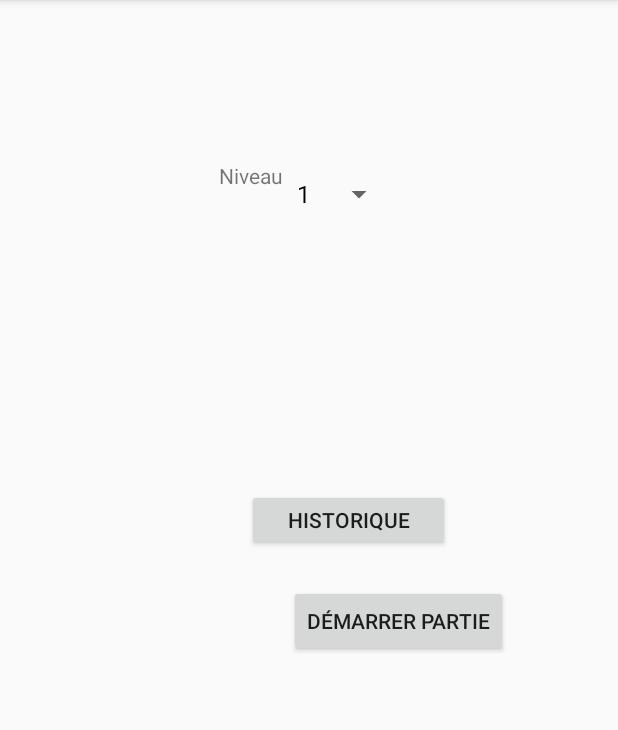
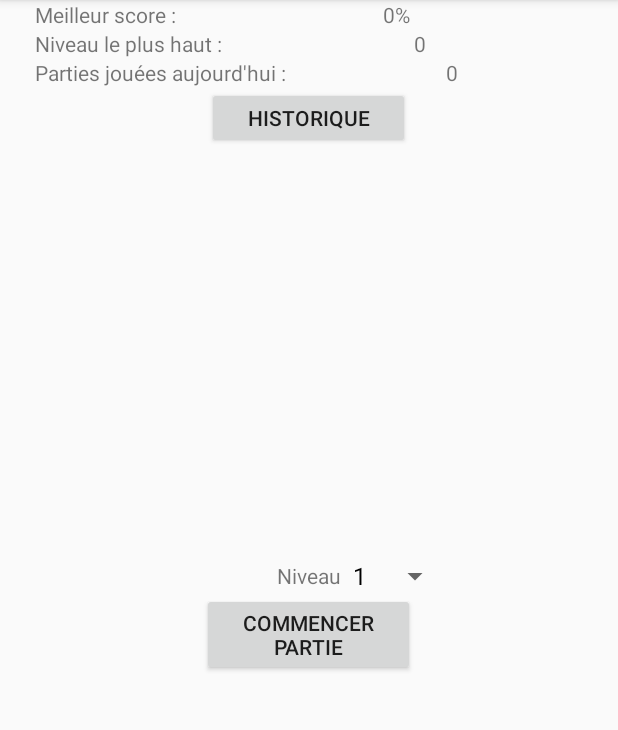
Before and after one commit to MatthieuAvrgs/BrainNBack, an Android app: the screen it shows after launch (MainActivity), on a phone screen of 412 x 824 dp, the part 84-814 px from its top. Run offline under Robolectric (Android 15) with nearby library versions, the phone set to English and light mode, and no system bars.

Commit message:
AJout de la partie qui vient d'être jouée dans la bdd, update organisation de l'écran d'accueil + add quelques statistiques du joueur sur ses parties

```diff
--- a/app/src/main/java/fr/utt/if26/brainn_back/GameActivity.java
+++ b/app/src/main/java/fr/utt/if26/brainn_back/GameActivity.java
@@ -37,6 +37,8 @@ import static java.lang.Thread.sleep;
 
 public class GameActivity extends AppCompatActivity {
     AlertDialog.Builder builder;
+
+    private PersistancePartie bdd = new PersistancePartie(this);
 
     View carre1;
     View carre2;
@@ -150,6 +152,8 @@ public class GameActivity extends AppCompatActivity {
                     }
                     //fin de la partie
                     partie.calculerScore();
+                    //save in bdd
+                    bdd.addPartie(partie);
                     //quand les carrés ont été affichés, on affiche la pop up de fin de partie
                     Message openDialog = mHandler.obtainMessage(3,
                            partie.getScorePoint(), 0);
@@ -166,8 +170,6 @@ public class GameActivity extends AppCompatActivity {
 
 //Map<String,Statistique> statistiques
     private void afficherDialogue(int score){
-
-
         List <Statistique> productList = this.partie.getStatistiquesPartie();
         LayoutInflater dialogInflater = LayoutInflater.from(this);
         final View allListsView = dialogInflater.inflate(R.layout.dialog_score, null);
--- a/app/src/main/java/fr/utt/if26/brainn_back/MainActivity.java
+++ b/app/src/main/java/fr/utt/if26/brainn_back/MainActivity.java
@@ -1,6 +1,7 @@
 package fr.utt.if26.brainn_back;
 
 import android.content.Intent;
+import android.graphics.drawable.Drawable;
 import android.support.v7.app.AppCompatActivity;
 import android.os.Bundle;
 import android.view.Menu;
@@ -9,20 +10,34 @@ import android.view.MenuItem;
 import android.view.View;
 import android.widget.ArrayAdapter;
 import android.widget.Button;
+import android.widget.ImageView;
 import android.widget.Spinner;
+import android.widget.TextView;
 import android.widget.Toast;
 
 
 public class MainActivity extends AppCompatActivity {
 /* test message */
+    private PersistancePartie bdd = new PersistancePartie(this);
+
     @Override
     protected void onCreate(Bundle savedInstanceState) {
         super.onCreate(savedInstanceState);
         setContentView(R.layout.activity_main);
 
+        TextView meilleurScore = (TextView) findViewById(R.id.meilleur_score);
+        TextView meilleurNiveau = (TextView) findViewById(R.id.meilleur_niveau);
+        TextView nbParties = (TextView) findViewById(R.id.nb_parties);
+
+        meilleurScore.setText(String.valueOf(bdd.getMeilleurScore())+"%");
+        meilleurNiveau.setText(String.valueOf(bdd.getMeilleurNiveau()));
+        nbParties.setText(String.valueOf(bdd.getNombrePartiesJouees()));
+
+
         //bouton qui permet de commencer le jeu
-        Button btn = (Button)findViewById(R.id.bouton_commencer_jeu);
-        btn.setOnClickListener(new View.OnClickListener() {
+        Button btn_commencer_jeu = (Button)findViewById(R.id.bouton_commencer_jeu);
+
+        btn_commencer_jeu.setOnClickListener(new View.OnClickListener() {
             @Override
             public void onClick(View v) {
                 startActivity(new Intent(MainActivity.this, GameActivity.class));
--- a/app/src/main/java/fr/utt/if26/brainn_back/PersistancePartie.java
+++ b/app/src/main/java/fr/utt/if26/brainn_back/PersistancePartie.java
@@ -51,7 +51,7 @@ PersistancePartie extends SQLiteOpenHelper {
     }
 
     public void initData() {
-        ContentValues values_test = new ContentValues();
+        /*ContentValues values_test = new ContentValues();
 
         //Date du jour
         final Calendar c = Calendar.getInstance();
@@ -71,22 +71,15 @@ PersistancePartie extends SQLiteOpenHelper {
         SQLiteDatabase db = getWritableDatabase();
 
         db.insert(TABLE_HISTORIQUE, null, values_test);
-        db.close();
+        db.close();*/
     }
 
     //ajout des parties dans la base de donnée
     public void addPartie(Partie p){
         ContentValues values = new ContentValues();
 
-        //Date du jour
-        final Calendar c = Calendar.getInstance();
-        int mYear = c.get(Calendar.YEAR);
-        int mMonth = c.get(Calendar.MONTH);
-        int mDay = c.get(Calendar.DAY_OF_MONTH);
-        String date = (""+mDay+"-"+mMonth+"-"+mYear);
-
         //remplissage du bundle
-        values.put(ATTRIBUT_DATE, date);
+        values.put(ATTRIBUT_DATE, getDateDuJour());
         values.put(ATTRIBUT_NIVEAU, p.getSettingPartie().getNiveau());
         values.put(ATTRIBUT_SON, String.valueOf(
                 p.getSettingPartie().isSon()));
@@ -107,5 +100,36 @@ PersistancePartie extends SQLiteOpenHelper {
         return cursor;
     }
 
+    public int getMeilleurScore(){
+        SQLiteDatabase db = getReadableDatabase();
+        Cursor cursor = db.rawQuery("SELECT MAX("+ATTRIBUT_SCORE+") FROM " + TABLE_HISTORIQUE,null);
+        cursor.moveToNext();
+        int result = cursor.getInt(0);
+        return result;
+    }
+    public int getMeilleurNiveau(){
+        SQLiteDatabase db = getReadableDatabase();
+        Cursor cursor = db.rawQuery("SELECT MAX("+ATTRIBUT_NIVEAU+") FROM " + TABLE_HISTORIQUE,null);
+        cursor.moveToNext();
+        int result = cursor.getInt(0);
+        return result;
+    }
+    public int getNombrePartiesJouees(){
+        SQLiteDatabase db = getReadableDatabase();
+        Cursor cursor = db.rawQuery("SELECT COUNT(*) FROM " + TABLE_HISTORIQUE + " WHERE "+ ATTRIBUT_DATE +"=='"+getDateDuJour()+"'",null);
+        cursor.moveToNext();
+        int result = cursor.getInt(0);
+        return result;
+    }
+
+    public String getDateDuJour (){
+        final Calendar c = Calendar.getInstance();
+        int mYear = c.get(Calendar.YEAR);
+        int mMonth = c.get(Calendar.MONTH);
+        int mDay = c.get(Calendar.DAY_OF_MONTH);
+        String date = (""+mDay+"-"+mMonth+"-"+mYear);
+        return date;
+    }
+
 
 }
--- a/app/src/main/res/layout/activity_bddscore_liste.xml
+++ b/app/src/main/res/layout/activity_bddscore_liste.xml
@@ -5,6 +5,62 @@
     android:layout_width="match_parent"
     android:layout_height="match_parent"
     tools:context=".BDDScoreListe">
+
+        <LinearLayout
+            android:layout_width="match_parent"
+            android:layout_height="match_parent"
+            android:layout_margin="3dp"
+            android:orientation="vertical">
+
+            <LinearLayout
+                android:layout_width="match_parent"
+                android:layout_height="wrap_content"
+                android:layout_margin="3dp"
+                android:orientation="horizontal">
+
+                <TextView
+                    android:id="@+id/date"
+                    android:layout_width="wrap_content"
+                    android:layout_height="wrap_content"
+                    android:layout_weight="1"
+                    android:padding="10dp"
+                    android:text="Date" />
+
+
+                <TextView
+                    android:id="@+id/niveau"
+                    android:layout_width="wrap_content"
+                    android:layout_height="wrap_content"
+                    android:layout_weight="1"
+                    android:padding="10dp"
+                    android:text="Niveau" />
+
+
+                <TextView
+                    android:id="@+id/couleur"
+                    android:layout_width="wrap_content"
+                    android:layout_height="wrap_content"
+                    android:layout_weight="1"
+                    android:padding="10dp"
+                    android:text="Couleur" />
+
+
+                <TextView
+                    android:id="@+id/son"
+                    android:layout_width="wrap_content"
+                    android:layout_height="wrap_content"
+                    android:layout_weight="1"
+                    android:padding="10dp"
+                    android:text="Son" />
+                <TextView
+                    android:id="@+id/score"
+                    android:layout_width="wrap_content"
+                    android:layout_height="wrap_content"
+                    android:layout_weight="1"
+                    android:padding="10dp"
+                    android:text="Score" />
+
+            </LinearLayout>
 
             <ListView
                 android:id="@+id/liste_parties"
@@ -18,5 +74,8 @@
                 app:layout_constraintEnd_toEndOf="parent"
                 app:layout_constraintStart_toStartOf="parent"
                 app:layout_constraintTop_toTopOf="parent" />
+            </LinearLayout>
+
+
 
 </android.support.constraint.ConstraintLayout>
--- a/app/src/main/res/layout/activity_main.xml
+++ b/app/src/main/res/layout/activity_main.xml
@@ -11,54 +11,118 @@
         android:layout_height="match_parent"
         app:layout_constraintBottom_toBottomOf="parent"
         app:layout_constraintEnd_toEndOf="parent"
-        app:layout_constraintHorizontal_bias="0.0"
+        app:layout_constraintHorizontal_bias="1.0"
         app:layout_constraintStart_toStartOf="parent"
         app:layout_constraintTop_toTopOf="parent"
         app:layout_constraintVertical_bias="0.0">
-
-        <Spinner
-            android:id="@+id/spinner_niveau_jeu"
-            android:layout_width="wrap_content"
-            android:layout_height="wrap_content"
-            android:layout_alignParentStart="true"
-            android:layout_alignParentTop="true"
-            android:layout_marginStart="190dp"
-            android:layout_marginTop="105dp" />
 
         <TextView
             android:id="@+id/text_niveau"
             android:layout_width="wrap_content"
             android:layout_height="wrap_content"
-            android:layout_alignParentTop="true"
-            android:layout_alignParentEnd="true"
-            android:layout_marginTop="107dp"
-            android:layout_marginEnd="223dp"
+            android:layout_centerInParent="true"
             android:text="Niveau" />
 
+        <Spinner
+            android:id="@+id/spinner_niveau_jeu"
+            android:layout_width="wrap_content"
+            android:layout_height="match_parent"
+            android:layout_toRightOf="@+id/text_niveau" />
 
         <Button
             android:id="@+id/bouton_commencer_jeu"
-            android:layout_width="wrap_content"
+            android:layout_width="142dp"
             android:layout_height="wrap_content"
-            android:layout_alignParentTop="true"
-            android:layout_alignParentEnd="true"
-            android:layout_marginStart="163dp"
-            android:layout_marginTop="390dp"
-            android:layout_marginEnd="73dp"
-            android:layout_marginBottom="141dp"
-            android:text="Démarrer partie" />
+            android:layout_below="@+id/text_niveau"
+            android:layout_centerInParent="true"
+            android:layout_marginTop="2dp"
+            android:text="Commencer partie" />
 
         <Button
             android:id="@+id/bouton_afficher_historique"
             android:layout_width="135dp"
             android:layout_height="41dp"
-            android:layout_alignParentTop="true"
-            android:layout_alignParentEnd="true"
-            android:layout_marginStart="156dp"
-            android:layout_marginTop="326dp"
-            android:layout_marginEnd="112dp"
-            android:layout_marginBottom="69dp"
+            android:layout_below="@+id/statistiques_page_accueil"
+            android:layout_centerInParent="true"
             android:text="Historique" />
 
+        <LinearLayout
+            android:id="@+id/statistiques_page_accueil"
+            android:layout_width="match_parent"
+            android:layout_height="wrap_content"
+            android:orientation="vertical">
+
+            <LinearLayout
+                android:layout_width="match_parent"
+                android:layout_height="match_parent"
+                android:layout_alignParentStart="true"
+                android:layout_alignParentTop="true"
+                android:layout_marginStart="23dp"
+                android:layout_weight="1"
+                android:orientation="horizontal">
+
+                <TextView
+                    android:id="@+id/meilleur_score_label"
+                    android:layout_width="wrap_content"
+                    android:layout_height="wrap_content"
+                    android:layout_weight="1"
+                    android:text="Meilleur score :" />
+
+                <TextView
+                    android:id="@+id/meilleur_score"
+                    android:layout_width="wrap_content"
+                    android:layout_height="wrap_content"
+                    android:layout_weight="1"
+                    android:text="0" />
+            </LinearLayout>
+
+            <LinearLayout
+                android:layout_width="match_parent"
+                android:layout_height="wrap_content"
+                android:layout_alignParentStart="true"
+                android:layout_alignParentTop="true"
+                android:layout_marginStart="23dp"
+                android:layout_weight="1"
+                android:orientation="horizontal">
+
+                <TextView
+                    android:id="@+id/niveau_label"
+                    android:layout_width="wrap_content"
+                    android:layout_height="wrap_content"
+                    android:layout_weight="1"
+                    android:text="Niveau le plus haut :" />
+
+                <TextView
+                    android:id="@+id/meilleur_niveau"
+                    android:layout_width="wrap_content"
+                    android:layout_height="wrap_content"
+                    android:layout_weight="1"
+                    android:text="1" />
+            </LinearLayout>
+
+            <LinearLayout
+                android:layout_width="match_parent"
+                android:layout_height="wrap_content"
+                android:layout_alignParentStart="true"
+                android:layout_alignParentTop="true"
+                android:layout_marginStart="23dp"
+                android:orientation="horizontal">
+
+                <TextView
+                    android:id="@+id/parties_jouees_label"
+                    android:layout_width="wrap_content"
+                    android:layout_height="wrap_content"
+                    android:layout_weight="1"
+                    android:text="Parties jouées aujourd'hui :" />
+
+                <TextView
+                    android:id="@+id/nb_parties"
+                    android:layout_width="wrap_content"
+                    android:layout_height="wrap_content"
+                    android:layout_weight="1"
+                    android:text="0" />
+            </LinearLayout>
+        </LinearLayout>
     </RelativeLayout>
+
 </android.support.constraint.ConstraintLayout>
```
Lines whose indentation alone changed are shown as unchanged.
